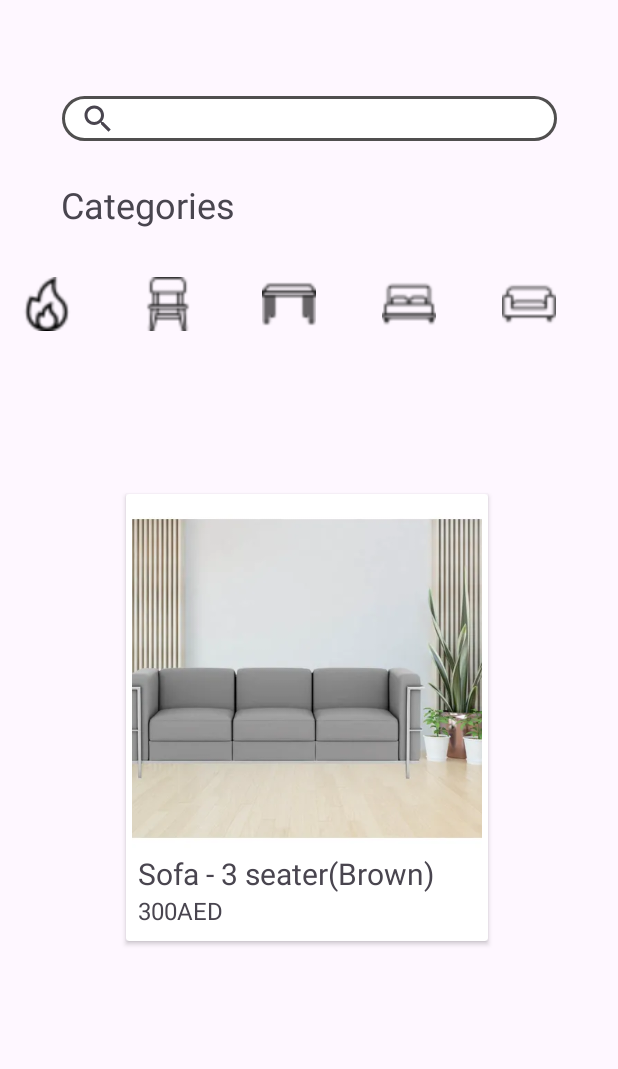
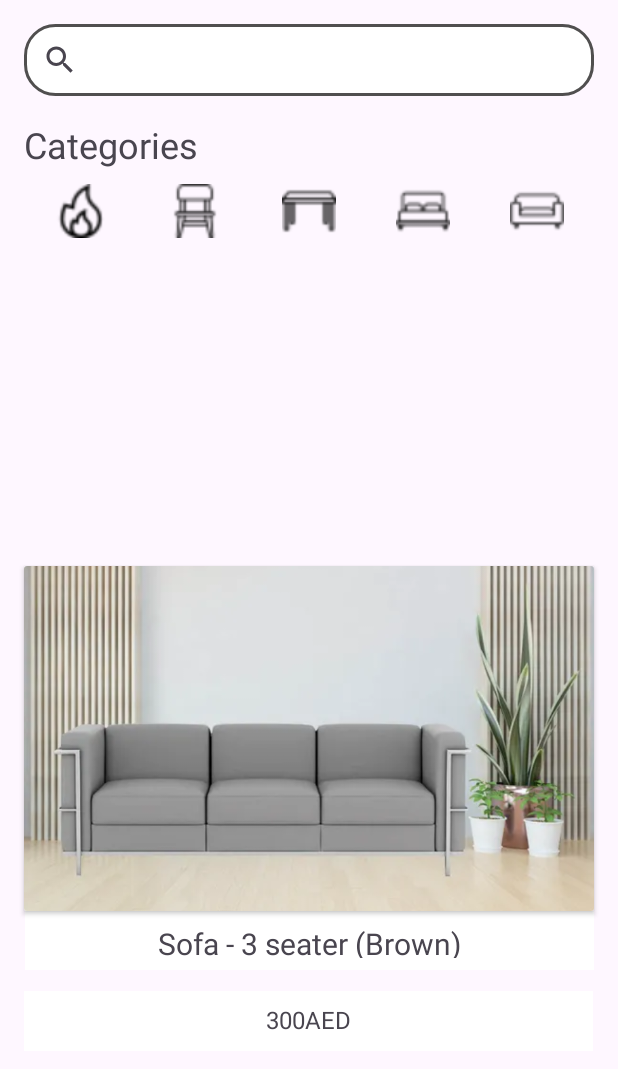
Before and after one commit to Raefabdulnazir/FurniCart, an Android app: the HomePageActivity screen opened directly, with no data from a screen before it, on a phone screen of 412 x 824 dp. Shown: the top 1069 px of the screen. Run offline under Robolectric (Android 15) with nearby library versions, the phone set to English and light mode, and no system bars.

Commit message:
creating home page

```diff
--- a/app/src/main/res/layout/activity_home_page.xml
+++ b/app/src/main/res/layout/activity_home_page.xml
@@ -5,171 +5,148 @@
     android:layout_width="match_parent"
     android:layout_height="match_parent"
     tools:context=".HomePageActivity">
-
+    <!-- Search bar -->
     <SearchView
         android:id="@+id/searchBar"
-        android:layout_width="330dp"
-        android:layout_height="30dp"
+        android:layout_width="0dp"
+        android:layout_height="wrap_content"
         android:background="@drawable/rounded_search_view"
-        app:layout_constraintBottom_toBottomOf="parent"
+        android:queryHint="Search for tables, chairs, etc"
+        app:layout_constraintStart_toStartOf="parent"
         app:layout_constraintEnd_toEndOf="parent"
-        app:layout_constraintHorizontal_bias="0.506"
-        app:layout_constraintStart_toStartOf="parent"
         app:layout_constraintTop_toTopOf="parent"
-        app:layout_constraintVertical_bias="0.081" />
+        android:layout_margin="16dp"/>
 
+    <!-- Categories TextView -->
     <TextView
         android:id="@+id/categoriesTextView"
         android:layout_width="wrap_content"
         android:layout_height="wrap_content"
         android:text="Categories"
         android:textSize="24sp"
-        app:layout_constraintBottom_toBottomOf="parent"
-        app:layout_constraintEnd_toEndOf="parent"
-        app:layout_constraintHorizontal_bias="0.138"
         app:layout_constraintStart_toStartOf="parent"
         app:layout_constraintTop_toBottomOf="@+id/searchBar"
-        app:layout_constraintVertical_bias="0.037" />
+        android:layout_marginStart="16dp"
+        android:layout_marginTop="16dp"/>
 
-<!--    <androidx.recyclerview.widget.RecyclerView-->
-<!--        android:id="@+id/recyclerView"-->
-<!--        android:layout_width="332dp"-->
-<!--        android:layout_height="73dp"-->
-<!--        android:orientation="horizontal"-->
-<!--        app:layout_constraintBottom_toBottomOf="parent"-->
-<!--        app:layout_constraintEnd_toEndOf="parent"-->
-<!--        app:layout_constraintHorizontal_bias="0.367"-->
-<!--        app:layout_constraintStart_toStartOf="parent"-->
-<!--        app:layout_constraintTop_toBottomOf="@+id/categoriesTextView"-->
-<!--        app:layout_constraintVertical_bias="0.046"-->
-<!--        />-->
-
+    <!-- Testing Layout -->
     <LinearLayout
         android:id="@+id/testingLayout"
-        android:layout_width="389dp"
-        android:layout_height="63dp"
+        android:layout_width="0dp"
+        android:layout_height="wrap_content"
         android:orientation="horizontal"
-        app:layout_constraintBottom_toBottomOf="parent"
+        app:layout_constraintTop_toBottomOf="@+id/categoriesTextView"
+        app:layout_constraintStart_toStartOf="parent"
         app:layout_constraintEnd_toEndOf="parent"
-        app:layout_constraintStart_toStartOf="parent"
-        app:layout_constraintTop_toBottomOf="@+id/categoriesTextView"
-        app:layout_constraintVertical_bias="0.049">
+        android:layout_marginStart="16dp"
+        android:layout_marginEnd="16dp"
+        android:layout_marginTop="8dp">
 
+        <!-- Popular Icon -->
         <ImageView
             android:id="@+id/popular_icon"
-            android:layout_width="40dp"
+            android:layout_width="0dp"
             android:layout_height="40dp"
-            android:paddingHorizontal="2dp"
-            android:paddingVertical="2dp"
+            android:layout_weight="1"
+            android:padding="2dp"
             android:src="@drawable/icon_popular" />
 
+        <!-- Chair Icon -->
         <ImageView
             android:id="@+id/chair_icon"
-            android:layout_width="41dp"
+            android:layout_width="0dp"
             android:layout_height="40dp"
-            android:layout_marginLeft="40dp"
-            android:paddingHorizontal="2dp"
-            android:paddingVertical="2dp"
+            android:layout_weight="1"
+            android:padding="2dp"
             android:src="@drawable/icon_chairs" />
 
+        <!-- Table Icon -->
         <ImageView
             android:id="@+id/table_icon"
-            android:layout_width="40dp"
+            android:layout_width="0dp"
             android:layout_height="40dp"
-            android:layout_marginLeft="40dp"
-            android:paddingHorizontal="2dp"
-            android:paddingVertical="2dp"
+            android:layout_weight="1"
+            android:padding="2dp"
             android:src="@drawable/icon_tables" />
 
+        <!-- Bed Icon -->
         <ImageView
             android:id="@+id/bed_icon"
-            android:layout_width="40dp"
+            android:layout_width="0dp"
             android:layout_height="40dp"
-            android:layout_marginLeft="40dp"
-            android:paddingHorizontal="2dp"
-            android:paddingVertical="2dp"
+            android:layout_weight="1"
+            android:padding="2dp"
             android:src="@drawable/icon_beds" />
 
+        <!-- Sofas Icon -->
         <ImageView
             android:id="@+id/sofas_icon"
-            android:layout_width="40dp"
+            android:layout_width="0dp"
             android:layout_height="40dp"
-            android:layout_marginLeft="40dp"
-            android:paddingHorizontal="2dp"
-            android:paddingVertical="2dp"
+            android:layout_weight="1"
+            android:padding="2dp"
             android:src="@drawable/icon_sofas" />
 
     </LinearLayout>
 
-    <androidx.constraintlayout.widget.ConstraintLayout
-        android:layout_width="377dp"
-        android:layout_height="442dp"
-        android:layout_marginTop="11dp"
+    <!-- CardView for Featured Product -->
+    <androidx.cardview.widget.CardView
+        android:id="@+id/productCardView"
+        android:layout_width="0dp"
+        android:layout_height="wrap_content"
+        android:layout_margin="16dp"
         app:layout_constraintBottom_toBottomOf="parent"
         app:layout_constraintEnd_toEndOf="parent"
-        app:layout_constraintHorizontal_bias="0.47"
         app:layout_constraintStart_toStartOf="parent"
-        app:layout_constraintTop_toBottomOf="@+id/testingLayout"
-        app:layout_constraintVertical_bias="0.0">
+        app:layout_constraintTop_toBottomOf="@id/testingLayout">
 
-        <androidx.cardview.widget.CardView
-            android:layout_width="241dp"
-            android:layout_height="298dp"
-            app:layout_constraintBottom_toBottomOf="parent"
-            app:layout_constraintEnd_toEndOf="parent"
-            app:layout_constraintStart_toStartOf="parent"
-            app:layout_constraintTop_toTopOf="parent">
+        <FrameLayout
+            android:layout_width="match_parent"
+            android:layout_height="wrap_content">
 
-            <androidx.constraintlayout.widget.ConstraintLayout
+            <ImageView
+                android:id="@+id/productImg"
                 android:layout_width="match_parent"
-                android:layout_height="match_parent"
-                android:padding="4dp">
+                android:layout_height="230dp"
+                android:scaleType="centerCrop"
+                android:src="@drawable/sample_sofa_img" />
 
-                <ImageView
-                    android:id="@+id/product1Img"
-                    android:layout_width="match_parent"
-                    android:layout_height="230dp"
-                    android:layout_marginTop="4dp"
-                    android:scaleType="centerCrop"
-                    android:src="@drawable/sample_sofa_img"
-                    app:layout_constraintEnd_toEndOf="parent"
-                    app:layout_constraintHorizontal_bias="1.0"
-                    app:layout_constraintStart_toStartOf="parent"
-                    app:layout_constraintTop_toTopOf="parent" />
+        </FrameLayout>
 
-                <TextView
-                    android:id="@+id/productName"
-                    android:layout_width="match_parent"
-                    android:layout_height="wrap_content"
-                    android:layout_marginStart="4dp"
-                    android:layout_marginTop="1dp"
-                    android:text="Sofa - 3 seater(Brown)"
-                    android:textSize="20dp"
-                    app:layout_constraintBottom_toBottomOf="parent"
-                    app:layout_constraintEnd_toEndOf="parent"
-                    app:layout_constraintHorizontal_bias="0.25"
-                    app:layout_constraintStart_toStartOf="parent"
-                    app:layout_constraintTop_toBottomOf="@+id/product1Img"
-                    app:layout_constraintVertical_bias="0.0" />
+    </androidx.cardview.widget.CardView>
 
-                <TextView
-                    style=""
-                    android:layout_width="match_parent"
-                    android:layout_height="wrap_content"
-                    android:layout_marginStart="4dp"
+    <TextView
+        android:id="@+id/productPrice"
+        android:layout_width="379dp"
+        android:layout_height="40dp"
+        android:layout_gravity="bottom"
+        android:background="@color/white"
+        android:gravity="center_horizontal"
+        android:padding="8dp"
+        android:text="300AED"
+        android:textSize="16sp"
+        app:layout_constraintBottom_toBottomOf="parent"
+        app:layout_constraintEnd_toEndOf="@+id/productCardView"
+        app:layout_constraintHorizontal_bias="0.0"
+        app:layout_constraintStart_toStartOf="@+id/productCardView"
+        app:layout_constraintTop_toBottomOf="@+id/productCardView"
+        app:layout_constraintVertical_bias="0.3" />
 
-                    android:text="300AED"
-                    android:textSize="16sp"
-                    app:layout_constraintBottom_toBottomOf="parent"
-                    app:layout_constraintEnd_toEndOf="parent"
-                    app:layout_constraintHorizontal_bias="0.0"
-                    app:layout_constraintStart_toStartOf="parent"
-                    app:layout_constraintTop_toBottomOf="@+id/productName"
-                    app:layout_constraintVertical_bias="0.0" />
+    <TextView
+        android:id="@+id/productName"
+        android:layout_width="379dp"
+        android:layout_height="39dp"
+        android:layout_gravity="bottom"
+        android:background="@color/white"
+        android:gravity="center_horizontal"
+        android:padding="8dp"
+        android:text="Sofa - 3 seater (Brown)"
+        android:textSize="20sp"
+        app:layout_constraintBottom_toTopOf="@+id/productPrice"
+        app:layout_constraintEnd_toEndOf="@+id/productCardView"
+        app:layout_constraintStart_toStartOf="@+id/productCardView"
+        app:layout_constraintTop_toBottomOf="@+id/productCardView"
+        app:layout_constraintVertical_bias="0.0" />
 
-            </androidx.constraintlayout.widget.ConstraintLayout>
-
-        </androidx.cardview.widget.CardView>
-    </androidx.constraintlayout.widget.ConstraintLayout>
 
 </androidx.constraintlayout.widget.ConstraintLayout>
```
